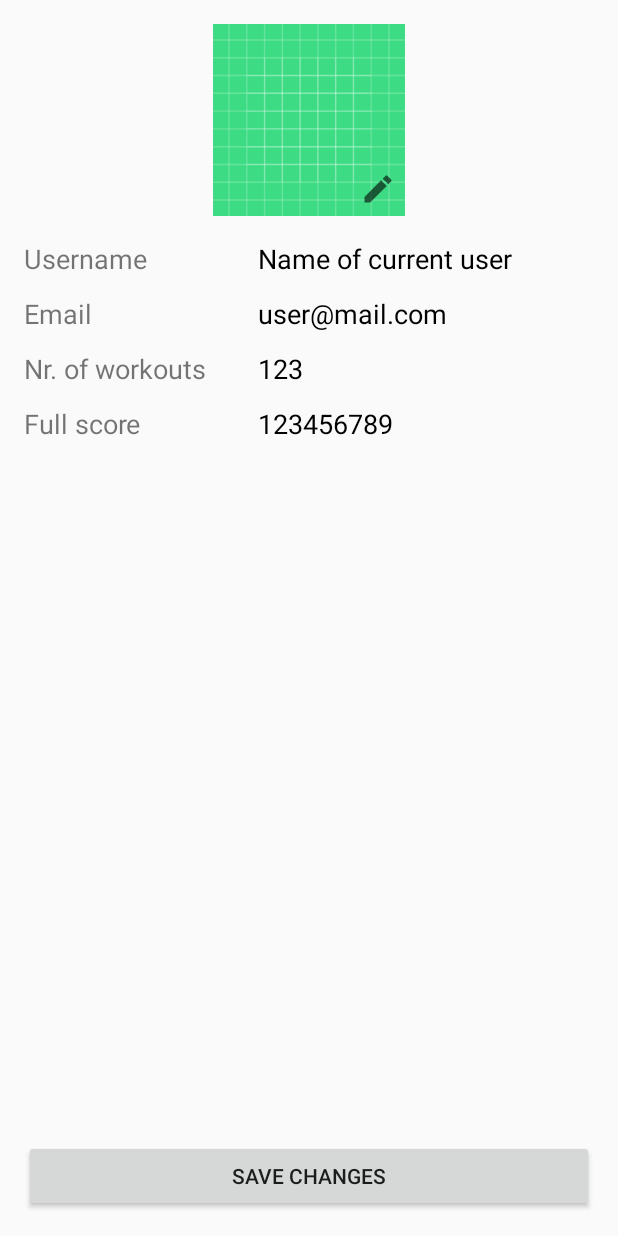
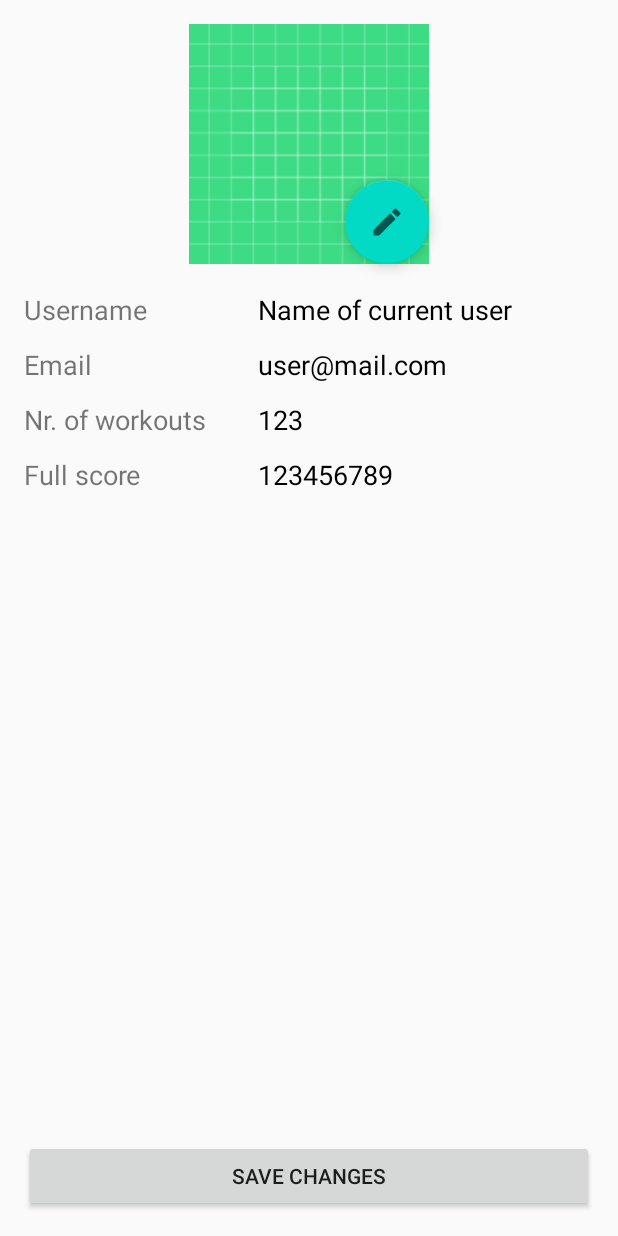
Before and after one commit to MarcellHarmaci/Fitary, an Android app: the layout fragment_user_profile.xml on its own in the app's theme, with its tools: preview values and no code run, on a phone screen of 412 x 824 dp. Run offline under Robolectric (Android 15) with nearby library versions, the phone set to English and light mode, and no system bars.

Commit message:
Change image picker button to FAB in user profile

```diff
--- a/app/src/main/java/hu/bme/aut/fitary/ui/userProfile/UserProfileFragment.kt
+++ b/app/src/main/java/hu/bme/aut/fitary/ui/userProfile/UserProfileFragment.kt
@@ -31,7 +31,7 @@ class UserProfileFragment : RainbowCakeFragment<UserProfileViewState, UserProfil
 
         (activity as MainActivity).setFloatingActionButtonVisible(false)
 
-        btnEditImage.setOnClickListener { onAvatarEditButtonClicked() }
+        fabEditImage.setOnClickListener { onAvatarEditButtonClicked() }
         btnSave.setOnClickListener {
             if (viewModel.state.value is UserProfileLoaded) {
                 viewModel.save()
--- a/app/src/main/res/layout/fragment_user_profile.xml
+++ b/app/src/main/res/layout/fragment_user_profile.xml
@@ -9,19 +9,18 @@
     <!-- Remove constant demo image -->
     <ImageView
         android:id="@+id/ivAvatar"
-        android:layout_width="128dp"
-        android:layout_height="128dp"
+        android:layout_width="160dp"
+        android:layout_height="160dp"
         android:src="@drawable/ic_launcher_background"
         app:layout_constraintEnd_toEndOf="parent"
         app:layout_constraintStart_toStartOf="parent"
         app:layout_constraintTop_toTopOf="parent"
         tools:src="@drawable/ic_launcher_background" />
 
-    <ImageButton
-        android:id="@+id/btnEditImage"
-        android:layout_width="36dp"
-        android:layout_height="36dp"
-        android:background="@android:color/transparent"
+    <com.google.android.material.floatingactionbutton.FloatingActionButton
+        android:id="@+id/fabEditImage"
+        android:layout_width="wrap_content"
+        android:layout_height="wrap_content"
         android:src="@drawable/ic_edit"
         app:layout_constraintBottom_toBottomOf="@+id/ivAvatar"
         app:layout_constraintEnd_toEndOf="@+id/ivAvatar" />
@@ -30,7 +29,7 @@
         android:id="@+id/tvUsername"
         android:layout_width="156dp"
         android:layout_height="wrap_content"
-        android:layout_marginTop="16dp"
+        android:layout_marginTop="18dp"
         android:text="@string/username"
         android:textSize="18sp"
         app:layout_constraintStart_toStartOf="parent"
@@ -40,7 +39,7 @@
         android:id="@+id/tvUsernameDisplay"
         android:layout_width="0dp"
         android:layout_height="wrap_content"
-        android:layout_marginTop="16dp"
+        android:layout_marginTop="18dp"
         android:ellipsize="end"
         android:maxLines="1"
         android:textColor="@android:color/black"
```
